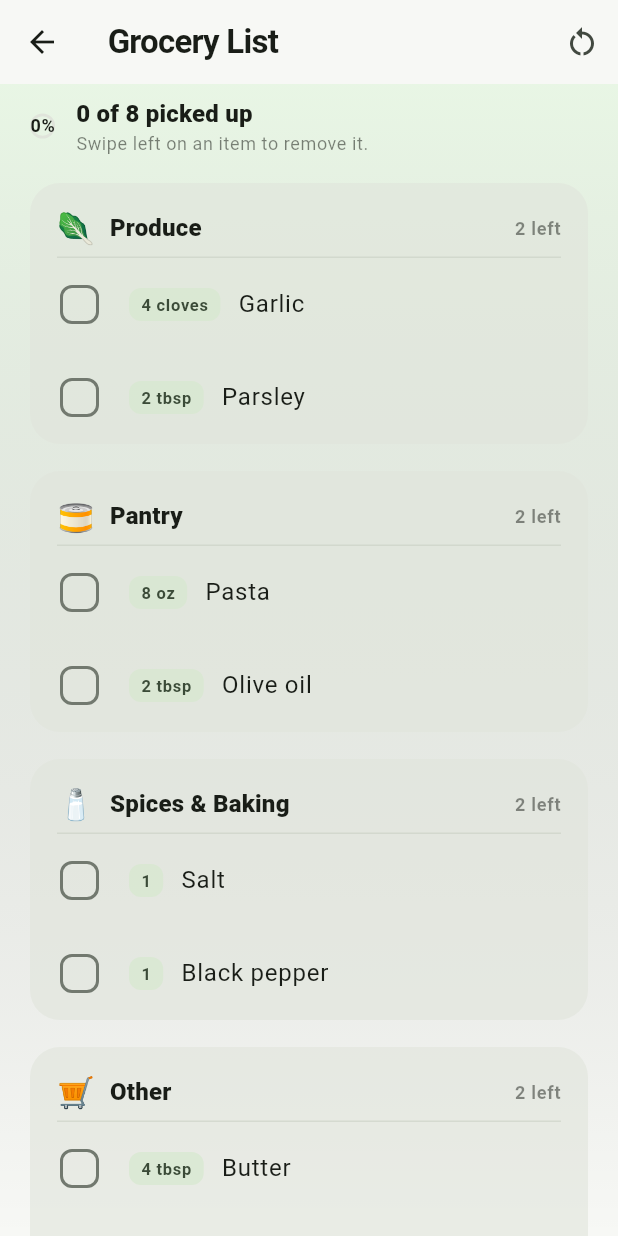
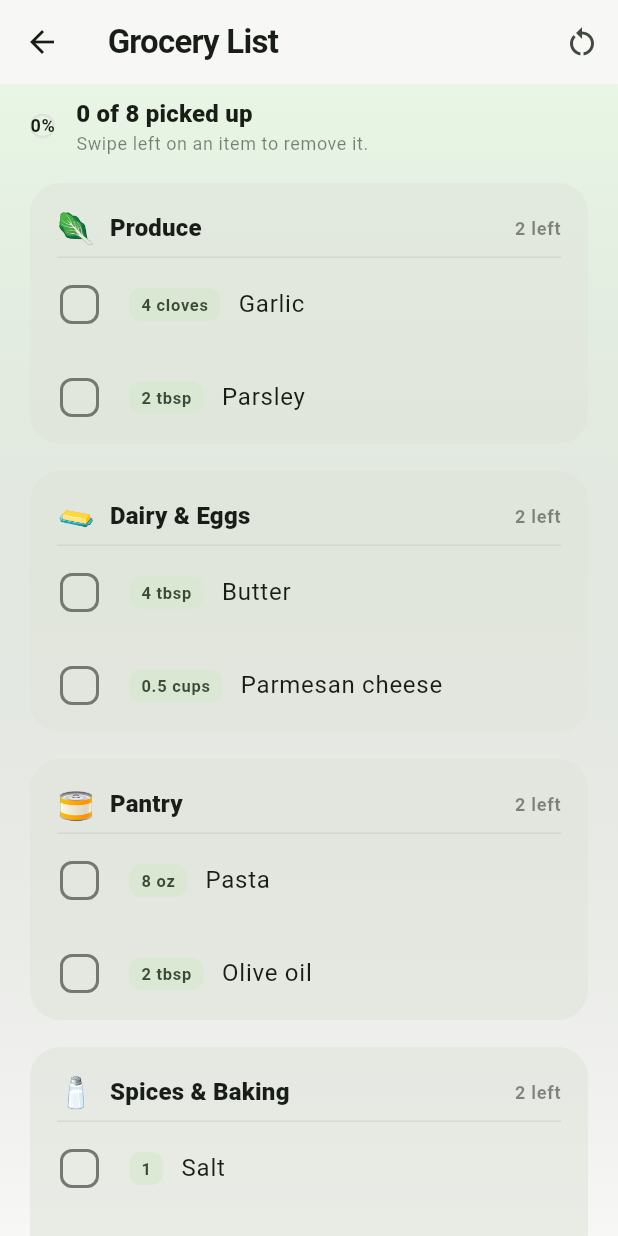
Before and after one commit to Parth-191006/Pantry-pilot, a Flutter app: the RecipeDetailScreen screen opened directly with sample values from the repository, after a tap on "Generate grocery list", on a phone screen of 412 x 824 dp. Run offline on Flutter 3.47's test engine with Material 3 defaults, Android fonts, the phone set to English and light mode, and no system bars; our stand-ins replace hive_flutter; accounts and stored records are empty.

Commit message:
Restore dairy and meat categorization rules lost in an earlier edit
The dairy/meat keyword blocks were accidentally dropped while reordering
the rule list, so no item ever landed in those aisles. Also fixes a
collapsed newline after the synonyms map.

🤖 Generated with Codebuff
Co-Authored-By: Codebuff <noreply@codebuff.com>

```diff
--- a/lib/data/ingredient_parser.dart
+++ b/lib/data/ingredient_parser.dart
@@ -168,15 +168,25 @@ class IngredientParser {
     'fresh coriander': 'Cilantro',
     'aubergine': 'Eggplant',
     'courgette': 'Zucchini',
-  };  static const List<_CatRule> _rules = [
-    // Narrowest rules first: "bell pepper" must beat the spice "pepper",
-    // and "chili powder" must beat the produce "chili".
+  };
+
+  // Narrowest rules first: "bell pepper" must beat the spice "pepper",
+  // and "chili powder" must beat the produce "chili".
+  static const List<_CatRule> _rules = [
     _CatRule(GroceryCategory.produce, ['bell']),
     _CatRule(GroceryCategory.spices, [
       'salt', 'pepper', 'cumin', 'paprika', 'turmeric', 'cinnamon', 'nutmeg',
       'oregano', 'thyme', 'rosemary', 'chili powder', 'cayenne', 'curry',
       'coriander powder', 'cardamom', 'cloves', 'bay leaf', 'chili flake',
       'vanilla', 'baking powder', 'baking soda', 'yeast',
+    ]),
+    _CatRule(GroceryCategory.dairy, [
+      'milk', 'butter', 'cheese', 'parmesan', 'mozzarella', 'cheddar', 'feta',
+      'yogurt', 'yoghurt', 'cream', 'egg', 'mayonnaise', 'mayo', 'ghee',
+    ]),
+    _CatRule(GroceryCategory.meat, [
+      'chicken', 'beef', 'pork', 'bacon', 'sausage', 'turkey', 'lamb',
+      'shrimp', 'salmon', 'fish', 'tuna', 'steak', 'ground meat', 'mince',
     ]),
     _CatRule(GroceryCategory.produce, [
       'onion', 'garlic', 'tomato', 'spinach', 'kale', 'lettuce', 'carrot',
```
